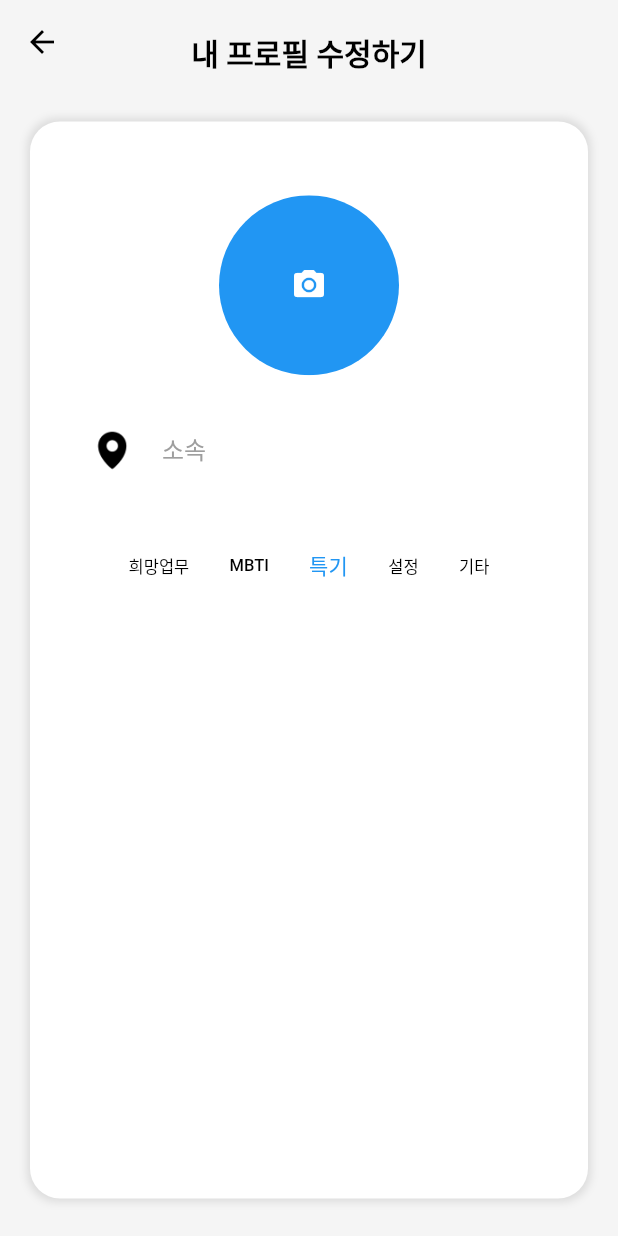
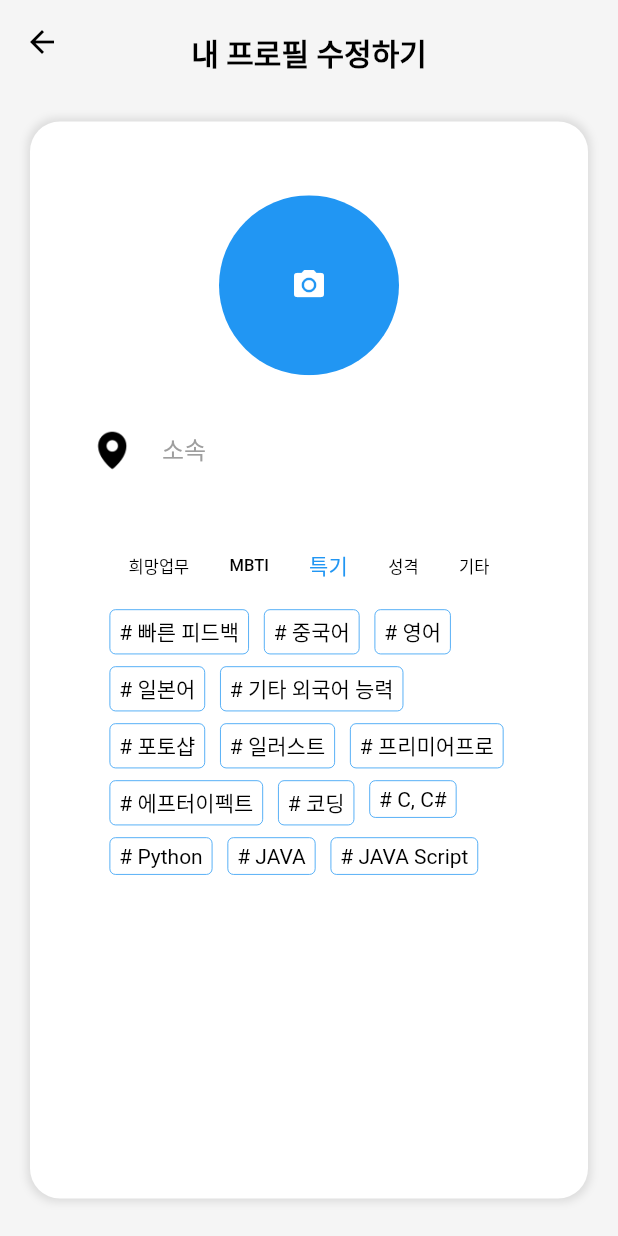
Before and after one commit to dinhoitt/weteam, a Flutter app: the Profile_Modify screen opened directly, after a tap on "희망업무", after a tap on "MBTI", after a tap on "특기", on a phone screen of 412 x 824 dp. Run offline on Flutter 3.47's test engine with Material 2 defaults, Android fonts, the phone set to English and light mode, and no system bars; our stand-ins replace camera, get, image_picker, table_calendar.

Commit message:
mypage 위젯 1차 분리

```diff
--- a/lib/src/page/profile_modify.dart
+++ b/lib/src/page/profile_modify.dart
@@ -5,6 +5,11 @@ import 'package:get/get.dart';
 import 'package:image_picker/image_picker.dart';
 import 'package:weteam/src/controller/profile_controller.dart';
 import 'package:weteam/src/data/image_date.dart';
+import 'package:weteam/src/widget/mypagewidget/etctags.dart';
+import 'package:weteam/src/widget/mypagewidget/mbtitags.dart';
+import 'package:weteam/src/widget/mypagewidget/personalitytags.dart';
+import 'package:weteam/src/widget/mypagewidget/postags.dart';
+import 'package:weteam/src/widget/mypagewidget/specialtytags.dart';
 import 'package:weteam/src/widget/tagkategorie.dart';
 
 class Profile_Modify extends StatefulWidget {
@@ -19,6 +24,9 @@ class _Profile_ModifyState extends State<Profile_Modify> {
   RxString selectedTag = ''.obs;
   RxBool showMBTITags = false.obs;
   RxBool showPOSTags = false.obs;
+  RxBool showPersonalityTags = false.obs;
+  RxBool showSpecialtyTags = false.obs;
+  RxBool showETCTags = false.obs;
 
   OverlayEntry? _overlayEntry;
 
@@ -289,6 +297,9 @@ class _Profile_ModifyState extends State<Profile_Modify> {
                                   selectedTag.value = '희망업무';
                                   showPOSTags.value = true;
                                   showMBTITags.value = false;
+                                  showSpecialtyTags.value = false;
+                                  showPersonalityTags.value = false;
+                                  showETCTags.value = false;
                                 });
                               },
                             ),
@@ -300,6 +311,9 @@ class _Profile_ModifyState extends State<Profile_Modify> {
                                   selectedTag.value = 'MBTI';
                                   showPOSTags.value = false;
                                   showMBTITags.value = true;
+                                  showSpecialtyTags.value = false;
+                                  showPersonalityTags.value = false;
+                                  showETCTags.value = false;
                                 });
                               },
                             ),
@@ -311,17 +325,23 @@ class _Profile_ModifyState extends State<Profile_Modify> {
                                   selectedTag.value = '특기';
                                   showPOSTags.value = false;
                                   showMBTITags.value = false;
+                                  showSpecialtyTags.value = true;
+                                  showPersonalityTags.value = false;
+                                  showETCTags.value = false;
                                 });
                               },
                             ),
                             TagKategorie(
-                              text: '설정',
-                              isSelected: selectedTag == '설정',
+                              text: '성격',
+                              isSelected: selectedTag == '성격',
                               onSelected: () {
                                 setState(() {
-                                  selectedTag.value = '설정';
+                                  selectedTag.value = '성격';
                                   showPOSTags.value = false;
                                   showMBTITags.value = false;
+                                  showSpecialtyTags.value = false;
+                                  showPersonalityTags.value = true;
+                                  showETCTags.value = false;
                                 });
                               },
                             ),
@@ -333,6 +353,9 @@ class _Profile_ModifyState extends State<Profile_Modify> {
                                   selectedTag.value = '기타';
                                   showPOSTags.value = false;
                                   showMBTITags.value = false;
+                                  showSpecialtyTags.value = false;
+                                  showPersonalityTags.value = false;
+                                  showETCTags.value = true;
                                 });
                               },
                             ),
@@ -342,8 +365,11 @@ class _Profile_ModifyState extends State<Profile_Modify> {
                     ),
                   ),
                 ),
-                if (showMBTITags.value) _buildMBTITags(), // 여기서 MBTI 태그를 표시합니다.
-                if (showPOSTags.value) _buildPosTags(),
+                if (showMBTITags.value) MBTITags(), // 여기서 MBTI 태그를 표시합니다.
+                if (showPOSTags.value) PosTags(),
+                if (showSpecialtyTags.value) SpecialtyTags(),
+                if (showPersonalityTags.value) PersonalityTags(),
+                if (showETCTags.value) ETCTags(),
               ],
             );
           }),
@@ -351,96 +377,4 @@ class _Profile_ModifyState extends State<Profile_Modify> {
       ),
     );
   }
-
-  Widget _buildMBTITags() {
-    List<String> mbtiTags = [
-      'ENFP',
-      'ENTJ',
-      'ENTP',
-      'ENFJ',
-      'ESTP',
-      'ESTJ',
-      'ESFJ',
-      'ESFP',
-      'INFP',
-      'INFJ',
-      'INTP',
-      'INTJ',
-      'ISFP',
-      'ISFJ',
-      'ISTP',
-      'ISTJ',
-    ];
-
-    return Container(
-      width: 270.0,
-      child: Wrap(
-        spacing: 6.0, // 태그 사이의 가로 간격
-        runSpacing: 8, // 태그 사이의 세로 간격
-        children: mbtiTags.map((tag) {
-          return Padding(
-            padding: const EdgeInsets.symmetric(horizontal: 2.0),
-            child: GestureDetector(
-              onTap: () {},
-              child: Container(
-                padding: EdgeInsets.symmetric(horizontal: 6.0, vertical: 4.0),
-                decoration: BoxDecoration(
-                  borderRadius: BorderRadius.circular(4.0),
-                  border: Border.all(color: Colors.blue, width: 0.5),
-                ),
-                child: Text(
-                  '# $tag',
-                  style: TextStyle(
-                    color: Colors.black,
-                  ),
-                ),
-              ),
-            ),
-          );
-        }).toList(),
-      ),
-    );
-  }
-
-  Widget _buildPosTags() {
-    List<String> mbtiTags = [
-      '팀장',
-      'PPT 제작',
-      '타이핑',
-      '자료조사',
-      '발표',
-      '영상편집',
-      '일러스트',
-      '디자인',
-    ];
-
-    return Container(
-      width: 270.0,
-      child: Wrap(
-        spacing: 6.0, // 태그 사이의 가로 간격
-        runSpacing: 8, // 태그 사이의 세로 간격
-        children: mbtiTags.map((tag) {
-          return Padding(
-            padding: const EdgeInsets.symmetric(horizontal: 2.0),
-            child: GestureDetector(
-              onTap: () {},
-              child: Container(
-                padding: EdgeInsets.symmetric(horizontal: 6.0, vertical: 4.0),
-                decoration: BoxDecoration(
-                  borderRadius: BorderRadius.circular(4.0),
-                  border: Border.all(color: Colors.blue, width: 0.5),
-                ),
-                child: Text(
-                  '# $tag',
-                  style: TextStyle(
-                    color: Colors.black,
-                  ),
-                ),
-              ),
-            ),
-          );
-        }).toList(),
-      ),
-    );
-  }
 }
--- /dev/null
+++ b/lib/src/widget/mypagewidget/mbtitags.dart
@@ -0,0 +1,56 @@
+import 'package:flutter/material.dart';
+
+class MBTITags extends StatelessWidget {
+  const MBTITags({super.key});
+
+  @override
+  Widget build(BuildContext context) {
+    List<String> mbtiTags = [
+      'ENFP',
+      'ENTJ',
+      'ENTP',
+      'ENFJ',
+      'ESTP',
+      'ESTJ',
+      'ESFJ',
+      'ESFP',
+      'INFP',
+      'INFJ',
+      'INTP',
+      'INTJ',
+      'ISFP',
+      'ISFJ',
+      'ISTP',
+      'ISTJ',
+    ];
+
+    return Container(
+      width: 270.0,
+      child: Wrap(
+        spacing: 6.0, // 태그 사이의 가로 간격
+        runSpacing: 8, // 태그 사이의 세로 간격
+        children: mbtiTags.map((tag) {
+          return Padding(
+            padding: const EdgeInsets.symmetric(horizontal: 2.0),
+            child: GestureDetector(
+              onTap: () {},
+              child: Container(
+                padding: EdgeInsets.symmetric(horizontal: 6.0, vertical: 4.0),
+                decoration: BoxDecoration(
+                  borderRadius: BorderRadius.circular(4.0),
+                  border: Border.all(color: Colors.blue, width: 0.5),
+                ),
+                child: Text(
+                  '# $tag',
+                  style: TextStyle(
+                    color: Colors.black,
+                  ),
+                ),
+              ),
+            ),
+          );
+        }).toList(),
+      ),
+    );
+  }
+}
--- /dev/null
+++ b/lib/src/widget/mypagewidget/postags.dart
@@ -0,0 +1,48 @@
+import 'package:flutter/material.dart';
+
+class PosTags extends StatelessWidget {
+  const PosTags({super.key});
+
+  @override
+  Widget build(BuildContext context) {
+    List<String> mbtiTags = [
+      '팀장',
+      'PPT 제작',
+      '타이핑',
+      '자료조사',
+      '발표',
+      '영상편집',
+      '일러스트',
+      '디자인',
+    ];
+
+    return Container(
+      width: 270.0,
+      child: Wrap(
+        spacing: 6.0, // 태그 사이의 가로 간격
+        runSpacing: 8, // 태그 사이의 세로 간격
+        children: mbtiTags.map((tag) {
+          return Padding(
+            padding: const EdgeInsets.symmetric(horizontal: 2.0),
+            child: GestureDetector(
+              onTap: () {},
+              child: Container(
+                padding: EdgeInsets.symmetric(horizontal: 6.0, vertical: 4.0),
+                decoration: BoxDecoration(
+                  borderRadius: BorderRadius.circular(4.0),
+                  border: Border.all(color: Colors.blue, width: 0.5),
+                ),
+                child: Text(
+                  '# $tag',
+                  style: TextStyle(
+                    color: Colors.black,
+                  ),
+                ),
+              ),
+            ),
+          );
+        }).toList(),
+      ),
+    );
+  }
+}
--- /dev/null
+++ b/lib/src/widget/mypagewidget/specialtytags.dart
@@ -0,0 +1,54 @@
+import 'package:flutter/material.dart';
+
+class SpecialtyTags extends StatelessWidget {
+  const SpecialtyTags({super.key});
+
+  @override
+  Widget build(BuildContext context) {
+    List<String> specialtyTags = [
+      '빠른 피드백',
+      '중국어',
+      '영어',
+      '일본어',
+      '기타 외국어 능력',
+      '포토샵',
+      '일러스트',
+      '프리미어프로',
+      '에프터이펙트',
+      '코딩',
+      'C, C#',
+      'Python',
+      'JAVA',
+      'JAVA Script',
+    ];
+
+    return Container(
+      width: 270.0,
+      child: Wrap(
+        spacing: 6.0, // 태그 사이의 가로 간격
+        runSpacing: 8, // 태그 사이의 세로 간격
+        children: specialtyTags.map((tag) {
+          return Padding(
+            padding: const EdgeInsets.symmetric(horizontal: 2.0),
+            child: GestureDetector(
+              onTap: () {},
+              child: Container(
+                padding: EdgeInsets.symmetric(horizontal: 6.0, vertical: 4.0),
+                decoration: BoxDecoration(
+                  borderRadius: BorderRadius.circular(4.0),
+                  border: Border.all(color: Colors.blue, width: 0.5),
+                ),
+                child: Text(
+                  '# $tag',
+                  style: TextStyle(
+                    color: Colors.black,
+                  ),
+                ),
+              ),
+            ),
+          );
+        }).toList(),
+      ),
+    );
+  }
+}
```
Also changed, not shown: lib/src/widget/mypagewidget/etctags.dart (added, +47 -0 lines), lib/src/widget/mypagewidget/personalitytags.dart (added, +48 -0 lines).
